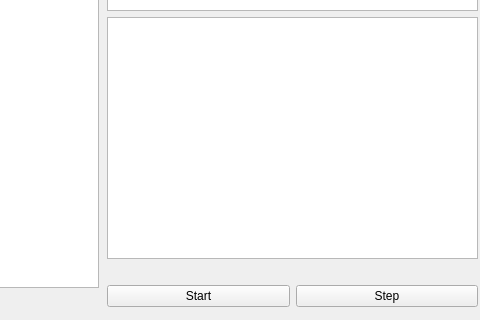
Old version of the form pooky.ui in the repository umbrant/pooky; both pictures show x 252 to 732 and y 252 to 572 of the 732 by 572 pixel window.
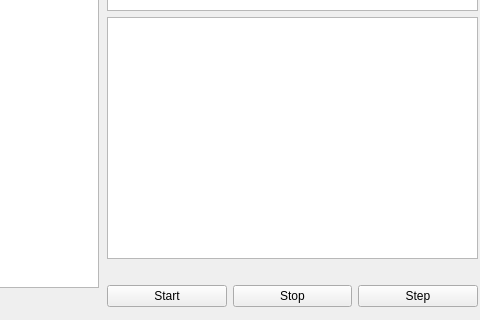
New version of the form. Icons and pictures are not drawn.

Commit message:
Fixed everything I could find with the GUI.
Time to try and make an exe.

The edit to the form file:
```diff
--- a/pooky.ui
+++ b/pooky.ui
@@ -17,7 +17,7 @@
     <normaloff>../../pictures/icons/black and white/16x16/actions/wizard.png</normaloff>../../pictures/icons/black and white/16x16/actions/wizard.png</iconset>
   </property>
   <widget class="QWidget" name="centralwidget" >
-   <widget class="QWidget" name="" >
+   <widget class="QWidget" name="layoutWidget" >
     <property name="geometry" >
      <rect>
       <x>359</x>
@@ -68,6 +68,13 @@
            </property>
           </widget>
          </item>
+         <item>
+          <widget class="QPushButton" name="stop" >
+           <property name="text" >
+            <string>Stop</string>
+           </property>
+          </widget>
+         </item>
          <item>
           <widget class="QPushButton" name="step" >
            <property name="text" >
@@ -81,7 +88,7 @@
      </item>
     </layout>
    </widget>
-   <widget class="QWidget" name="" >
+   <widget class="QWidget" name="layoutWidget" >
     <property name="geometry" >
      <rect>
       <x>0</x>
```
Left out of the diff: 19 changed lines with no effect on the pictures. The commit also changes 2 other files.
